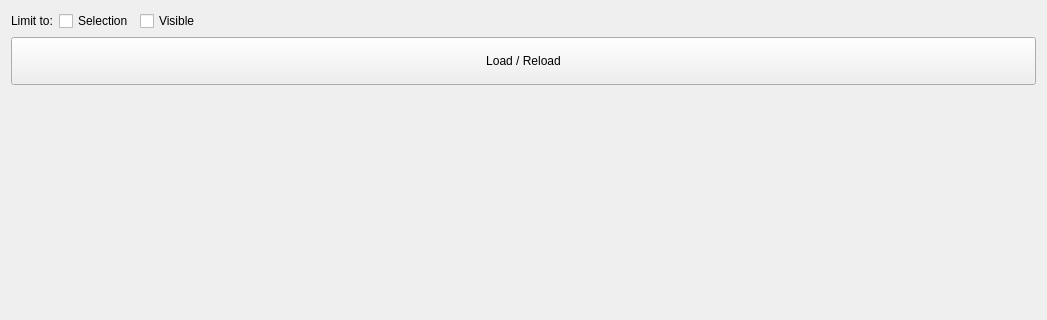
This is nodemanager/ui/manager_widget.ui in beatreichenbach/node-manager as Qt 5 draws it before an edit; both pictures show x 0 to 1047 and y 0 to 320 of the 1047 by 780 pixel window. The edited form follows.
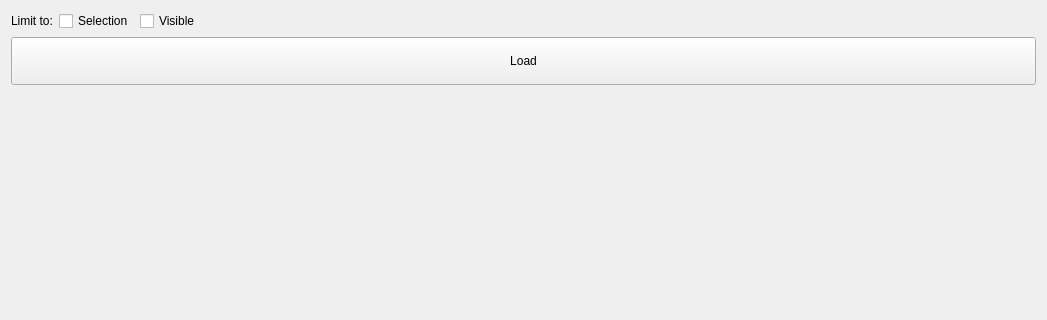
This is the edited form.

```diff
--- a/nodemanager/ui/manager_widget.ui
+++ b/nodemanager/ui/manager_widget.ui
@@ -61,7 +61,7 @@
       </size>
      </property>
      <property name="text">
-      <string>Load / Reload</string>
+      <string>Load</string>
      </property>
     </widget>
    </item>
```
